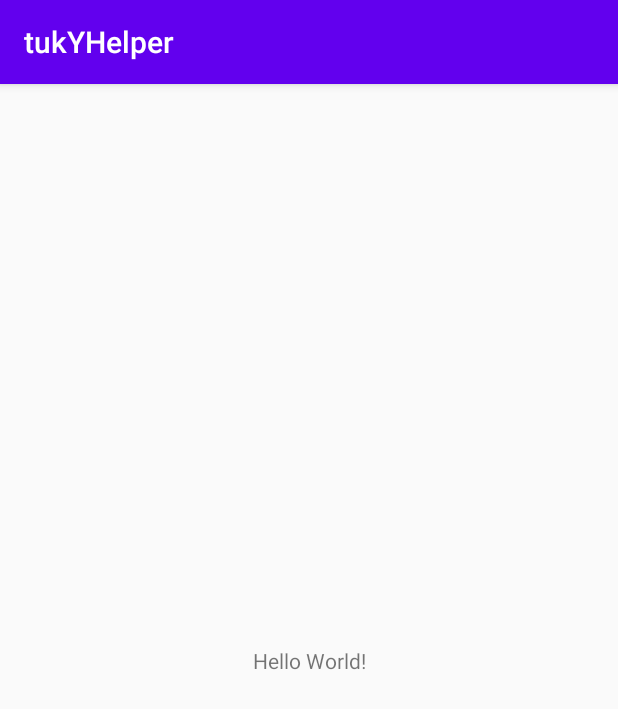
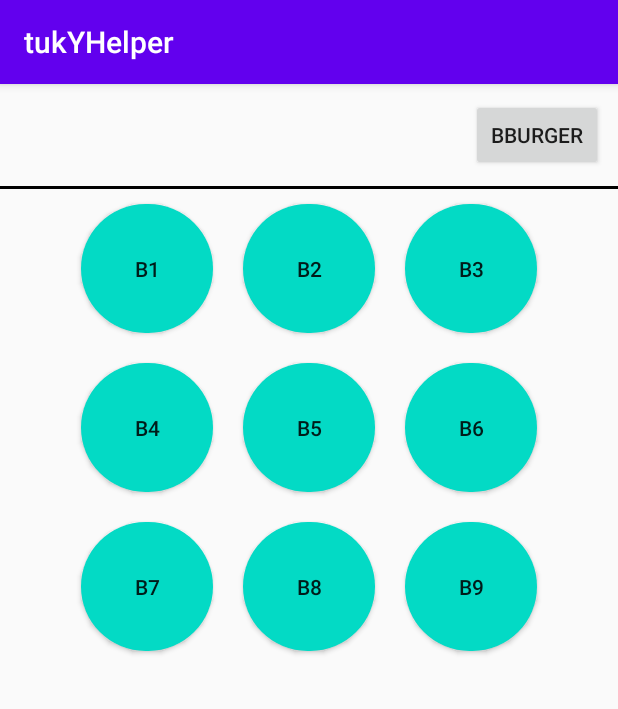
Before and after one commit to chyvekshyno/TukyTalk, an Android app: the screen it shows after launch (MainActivity), on a phone screen of 412 x 824 dp. Shown: the top 709 px of the screen. Run offline under Robolectric (Android 15) with nearby library versions, the phone set to English and light mode, and no system bars.

Commit message:
For Main Activity: create header with burger button(but it's view is not like burger yet); Add grid with buttons of categories; add drawable file for circle button

```diff
--- a/app/build.gradle
+++ b/app/build.gradle
@@ -26,6 +26,7 @@ dependencies {
     implementation fileTree(dir: "libs", include: ["*.jar"])
     implementation 'androidx.appcompat:appcompat:1.1.0'
     implementation 'androidx.constraintlayout:constraintlayout:1.1.3'
+    implementation 'androidx.gridlayout:gridlayout:1.0.0'
     testImplementation 'junit:junit:4.12'
     androidTestImplementation 'androidx.test.ext:junit:1.1.1'
     androidTestImplementation 'androidx.test.espresso:espresso-core:3.2.0'
--- /dev/null
+++ b/app/src/main/res/drawable/round_menu_button.xml
@@ -0,0 +1,7 @@
+<?xml version="1.0" encoding="utf-8"?>
+<shape xmlns:android="http://schemas.android.com/apk/res/android"
+    android:shape="rectangle">
+    <solid android:color="@color/colorAccent"/>
+    <corners android:radius="150dp"/>
+    <size android:height="86dp" android:width="86dp"/>
+</shape>
--- a/app/src/main/res/layout/activity_main.xml
+++ b/app/src/main/res/layout/activity_main.xml
@@ -1,18 +1,104 @@
 <?xml version="1.0" encoding="utf-8"?>
-<androidx.constraintlayout.widget.ConstraintLayout xmlns:android="http://schemas.android.com/apk/res/android"
+
+<LinearLayout
+    xmlns:android="http://schemas.android.com/apk/res/android"
     xmlns:app="http://schemas.android.com/apk/res-auto"
-    xmlns:tools="http://schemas.android.com/tools"
+    android:layout_height="match_parent"
     android:layout_width="match_parent"
-    android:layout_height="match_parent"
-    tools:context=".MainActivity">
+    android:orientation="vertical"
+    app:layout_constraintBottom_toBottomOf="parent"
+    app:layout_constraintEnd_toEndOf="parent"
+    app:layout_constraintStart_toStartOf="parent"
+    app:layout_constraintTop_toTopOf="parent" >
 
-    <TextView
+    <GridLayout
+        android:id="@+id/headLayout"
+        android:layout_width="match_parent"
+        android:layout_height="wrap_content"
+        android:columnCount="4"
+        android:rowCount="1">
+
+        <Button
+            android:id="@+id/burgerButton"
+            android:layout_width="wrap_content"
+            android:layout_height="wrap_content"
+            android:layout_column="3"
+            android:layout_margin="10dp"
+            android:text="@string/bt_burger" />
+
+    </GridLayout>
+
+    <View
+        android:id="@+id/head_divider"
+        android:layout_width="match_parent"
+        android:layout_height="2dp"
+        android:background="?android:attr/listDivider"
+        android:foreground="@android:color/background_dark" />
+
+    <GridLayout
+        android:id="@+id/ButtonsGrid"
         android:layout_width="wrap_content"
         android:layout_height="wrap_content"
-        android:text="Hello World!"
-        app:layout_constraintBottom_toBottomOf="parent"
-        app:layout_constraintLeft_toLeftOf="parent"
-        app:layout_constraintRight_toRightOf="parent"
-        app:layout_constraintTop_toTopOf="parent" />
+        android:layout_gravity="center"
+        android:columnCount="3"
+        android:orientation="horizontal"
+        android:rowCount="3">
 
-</androidx.constraintlayout.widget.ConstraintLayout>
+
+        <Button
+            android:id="@+id/menuButton1"
+            android:layout_margin="10dp"
+            android:background="@drawable/round_menu_button"
+            android:text="@string/bt_category1" />
+
+        <Button
+            android:id="@+id/menuButton2"
+            android:layout_margin="10dp"
+            android:background="@drawable/round_menu_button"
+            android:text="@string/bt_category2" />
+
+        <Button
+            android:id="@+id/menuButton3"
+            android:layout_margin="10dp"
+            android:background="@drawable/round_menu_button"
+            android:text="@string/bt_category3" />
+
+        <Button
+            android:id="@+id/menuButton4"
+            android:layout_margin="10dp"
+            android:background="@drawable/round_menu_button"
+            android:text="@string/bt_category4" />
+
+        <Button
+            android:id="@+id/menuButton5"
+            android:layout_margin="10dp"
+            android:background="@drawable/round_menu_button"
+            android:text="@string/bt_category5" />
+
+        <Button
+            android:id="@+id/menuButton6"
+            android:layout_margin="10dp"
+            android:background="@drawable/round_menu_button"
+            android:text="@string/bt_category6" />
+
+        <Button
+            android:id="@+id/menuButton7"
+            android:layout_margin="10dp"
+            android:background="@drawable/round_menu_button"
+            android:text="@string/bt_category7" />
+
+        <Button
+            android:id="@+id/menuButton8"
+            android:layout_margin="10dp"
+            android:background="@drawable/round_menu_button"
+            android:text="@string/bt_category8" />
+
+        <Button
+            android:id="@+id/menuButton9"
+            android:layout_margin="10dp"
+            android:background="@drawable/round_menu_button"
+            android:text="@string/bt_category9" />
+
+    </GridLayout>
+
+</LinearLayout>
--- a/app/src/main/res/values/strings.xml
+++ b/app/src/main/res/values/strings.xml
@@ -1,3 +1,13 @@
 <resources>
     <string name="app_name">tukYHelper</string>
+    <string name="bt_burger">bBurger</string>
+    <string name="bt_category1">b1</string>
+    <string name="bt_category2">b2</string>
+    <string name="bt_category3">b3</string>
+    <string name="bt_category4">b4</string>
+    <string name="bt_category5">b5</string>
+    <string name="bt_category6">b6</string>
+    <string name="bt_category7">b7</string>
+    <string name="bt_category8">b8</string>
+    <string name="bt_category9">b9</string>
 </resources>
```
